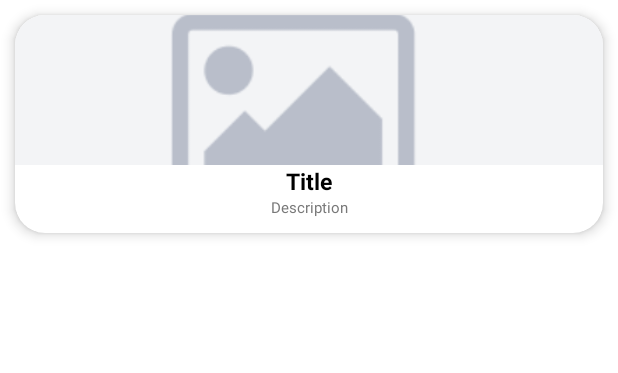
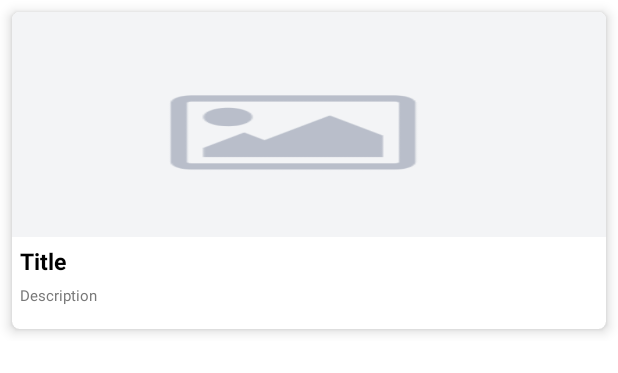
Before and after one commit to Adi-n-tech/Farmer-Guide, an Android app: the layout item_crops.xml on its own in the app's theme, with its tools: preview values and no code run, on a phone screen of 412 x 824 dp. Shown: the top 373 px of the screen. Run offline under Robolectric (Android 15) with nearby library versions, the phone set to English and light mode, and no system bars; Roboto replaces fonts that are not available here.

Commit message:
data show in crop

```diff
--- a/app/src/main/AndroidManifest.xml
+++ b/app/src/main/AndroidManifest.xml
@@ -15,7 +15,8 @@
         android:roundIcon="@mipmap/ic_launcher_round"
         android:supportsRtl="true"
         android:theme="@style/Theme.FarmersGuide">
-        <activity android:name=".views.activities.ExpertCallService"
+        <activity
+            android:name=".views.activities.ExpertCallService"
             android:parentActivityName=".views.activities.DashboardActivity"></activity>
         <activity android:name=".views.activities.ModernInstrumentsActivity" />
         <activity
@@ -41,7 +42,8 @@
             android:screenOrientation="portrait" />
         <activity
             android:name=".views.activities.SelectLanguageActivity"
-            android:screenOrientation="portrait">
+            android:screenOrientation="portrait"
+            android:theme="@style/Theme.AppCompat.DayNight.NoActionBar">
             <intent-filter>
                 <action android:name="android.intent.action.MAIN" />
 
--- a/app/src/main/java/com/adintech/farmersguide/views/activities/CropDetailActivity.java
+++ b/app/src/main/java/com/adintech/farmersguide/views/activities/CropDetailActivity.java
@@ -62,6 +62,9 @@ public class CropDetailActivity extends AppCompatActivity {
         crop = intent.getParcelableExtra(AppConstants.INTENT_KEYS.CROP);
         mCropDiseaseList = crop.getDiseaseList();
 
+        //set title
+        mBinding.titleBar.setText(crop.getTitle());
+
         //set data
         mBinding.title.setText(crop.getTitle());
         mBinding.description.setText(crop.getDescription());
--- a/app/src/main/java/com/adintech/farmersguide/views/activities/SelectLanguageActivity.java
+++ b/app/src/main/java/com/adintech/farmersguide/views/activities/SelectLanguageActivity.java
@@ -24,8 +24,6 @@ public class SelectLanguageActivity extends AppCompatActivity implements View.On
     protected void onCreate(Bundle savedInstanceState) {
         super.onCreate(savedInstanceState);
         mBinding = DataBindingUtil.setContentView(this, R.layout.activity_select_language);
-
-        getSupportActionBar().setTitle(R.string.change_language);
 
         mBinding.rbEnglish.setOnClickListener(this);
         mBinding.rbMarathi.setOnClickListener(this);
--- a/app/src/main/java/com/adintech/farmersguide/views/adapter/CropsAdapters.java
+++ b/app/src/main/java/com/adintech/farmersguide/views/adapter/CropsAdapters.java
@@ -70,6 +70,12 @@ public class CropsAdapters extends RecyclerView.Adapter<CropsAdapters.CropHolder
         return mCropArrayList != null ? mCropArrayList.size() : 0;
     }
 
+    public void filterlist(ArrayList<Crop> mCropArrayList) {
+        this.mCropArrayList = mCropArrayList;
+        notifyDataSetChanged();
+    }
+
+
     public class CropHolder extends RecyclerView.ViewHolder {
         private ItemCropsBinding itemCropsBinding;
 
--- a/app/src/main/res/layout/item_crops.xml
+++ b/app/src/main/res/layout/item_crops.xml
@@ -4,16 +4,15 @@
 
     <LinearLayout
         android:layout_width="match_parent"
-        android:layout_height="match_parent"
+        android:layout_height="wrap_content"
         android:orientation="vertical">
 
         <androidx.cardview.widget.CardView
             android:id="@+id/card_item"
             android:layout_width="match_parent"
             android:layout_height="wrap_content"
-            android:layout_margin="@dimen/dimen_10dp"
-            android:elevation="@dimen/dimen_5dp"
-            app:cardCornerRadius="@dimen/dimen_20dp"
+            android:layout_margin="@dimen/dimen_8dp"
+            app:cardCornerRadius="@dimen/dimen_5dp"
             app:cardElevation="@dimen/dimen_5dp">
 
             <LinearLayout
@@ -24,17 +23,17 @@
                 <ImageView
                     android:id="@+id/image"
                     android:layout_width="match_parent"
-                    android:layout_height="@dimen/dimen_100dp"
-                    android:scaleType="centerCrop"
+                    android:layout_height="@dimen/dimen_150dp"
+                    android:scaleType="fitXY"
                     android:src="@drawable/no_image_icon" />
 
                 <TextView
                     android:id="@+id/title"
                     android:layout_width="match_parent"
                     android:layout_height="wrap_content"
-                    android:layout_marginLeft="@dimen/dimen_20dp"
-                    android:layout_marginRight="@dimen/dimen_20dp"
-                    android:gravity="center"
+                    android:gravity="start"
+                    android:padding="@dimen/dimen_5dp"
+                    android:paddingVertical="@dimen/dimen_2dp"
                     android:text="Title"
                     android:textColor="@color/black"
                     android:textSize="@dimen/dimen_15dp"
@@ -44,11 +43,12 @@
                     android:id="@+id/description"
                     android:layout_width="match_parent"
                     android:layout_height="wrap_content"
-                    android:layout_marginLeft="@dimen/dimen_10dp"
-                    android:layout_marginRight="@dimen/dimen_10dp"
-                    android:layout_marginBottom="@dimen/dimen_10dp"
-                    android:gravity="center"
+                    android:layout_gravity="center_vertical"
+                    android:gravity="start"
                     android:maxLines="3"
+                    android:minLines="2"
+                    android:paddingLeft="@dimen/dimen_5dp"
+                    android:paddingBottom="@dimen/dimen_3dp"
                     android:text="Description"
                     android:textColor="@color/grey"
                     android:textSize="@dimen/dimen_10dp" />
```
Also changed, not shown: app/src/main/java/com/adintech/farmersguide/views/activities/CropListActivity.java (+50 -7 lines), app/src/main/res/layout/activity_crop_detail.xml (+10 -0 lines), app/src/main/res/layout/activity_crop_list.xml (+24 -2 lines), 1 other file.
